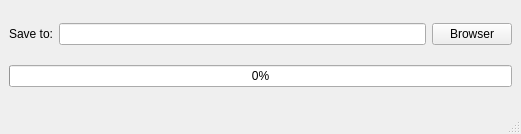
Qt form receiver/mainwindow.ui (shgli/qrtransfer) before a commit.
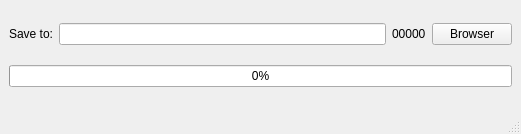
The same form after that commit.

```diff
--- a/receiver/mainwindow.ui
+++ b/receiver/mainwindow.ui
@@ -27,6 +27,13 @@
       <item>
        <widget class="QLineEdit" name="mFileName"/>
       </item>
+      <item>
+       <widget class="QLabel" name="mAckNum">
+        <property name="text">
+         <string>00000</string>
+        </property>
+       </widget>
+      </item>
       <item>
        <widget class="QPushButton" name="mFileBrowserBtn">
         <property name="text">
```
